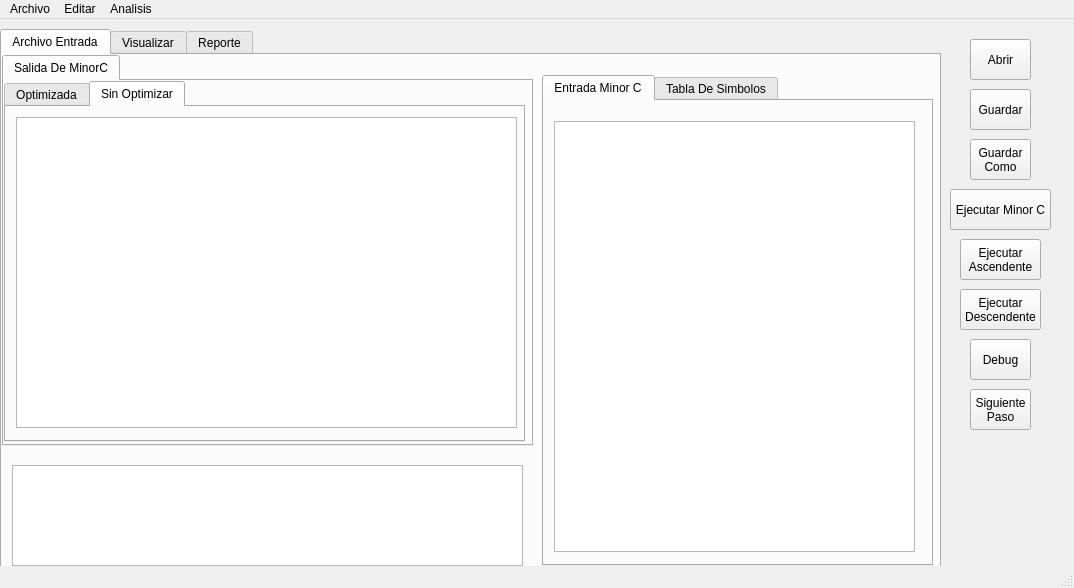
Old version of the form Interfaz/gui.ui in the repository esnorki2008/Interprete.
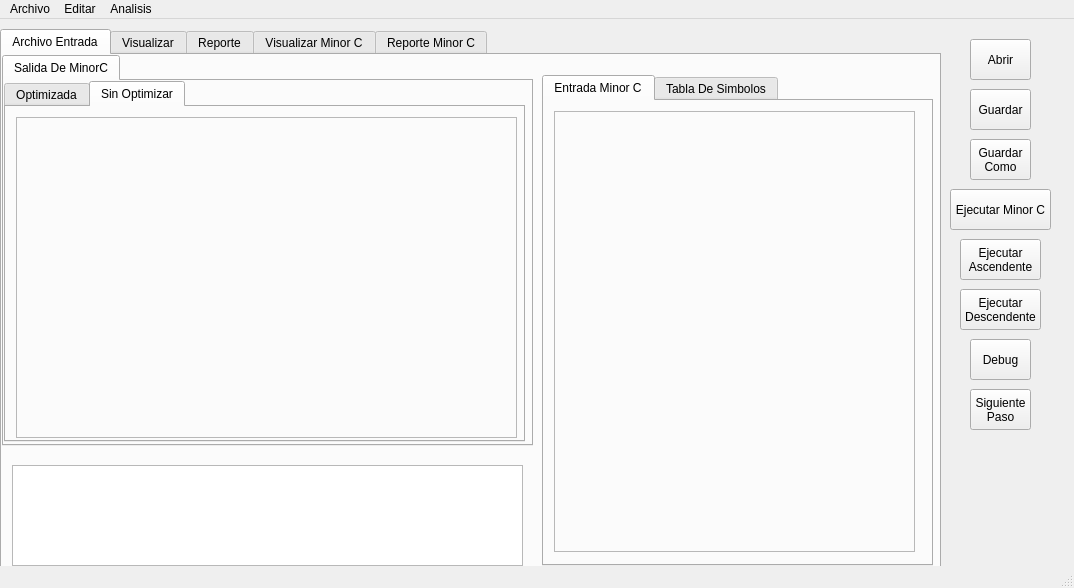
New version of the form. The open tabs and pages were chosen to show the change.

Diff of the .ui file:
```diff
--- a/Interfaz/gui.ui
+++ b/Interfaz/gui.ui
@@ -168,15 +168,21 @@
          <attribute name="title">
           <string>Sin Optimizar</string>
          </attribute>
-         <widget class="QTextEdit" name="txt_entrada_sin_optimizar">
+         <widget class="QFrame" name="frame_txt_entrada_sin_optimizar">
           <property name="geometry">
            <rect>
             <x>10</x>
             <y>10</y>
             <width>501</width>
-            <height>311</height>
+            <height>321</height>
            </rect>
           </property>
+          <property name="frameShape">
+           <enum>QFrame::StyledPanel</enum>
+          </property>
+          <property name="frameShadow">
+           <enum>QFrame::Raised</enum>
+          </property>
          </widget>
         </widget>
        </widget>
@@ -198,15 +204,21 @@
        <attribute name="title">
         <string>Entrada Minor C</string>
        </attribute>
-       <widget class="QTextEdit" name="txt_minor_c">
+       <widget class="QFrame" name="frame_txt_minor_c">
         <property name="geometry">
          <rect>
           <x>10</x>
-          <y>20</y>
+          <y>10</y>
           <width>361</width>
-          <height>431</height>
+          <height>441</height>
          </rect>
         </property>
+        <property name="frameShape">
+         <enum>QFrame::StyledPanel</enum>
+        </property>
+        <property name="frameShadow">
+         <enum>QFrame::Raised</enum>
+        </property>
        </widget>
       </widget>
       <widget class="QWidget" name="tab_5">
@@ -440,6 +452,16 @@
       </widget>
      </widget>
     </widget>
+    <widget class="QWidget" name="tab_13">
+     <attribute name="title">
+      <string>Visualizar Minor C</string>
+     </attribute>
+    </widget>
+    <widget class="QWidget" name="tab_7">
+     <attribute name="title">
+      <string>Reporte Minor C</string>
+     </attribute>
+    </widget>
    </widget>
    <widget class="QPushButton" name="btn_ejecutar_desc">
     <property name="geometry">
```
Left out of the diff: 16 changed lines with no effect on the pictures.
